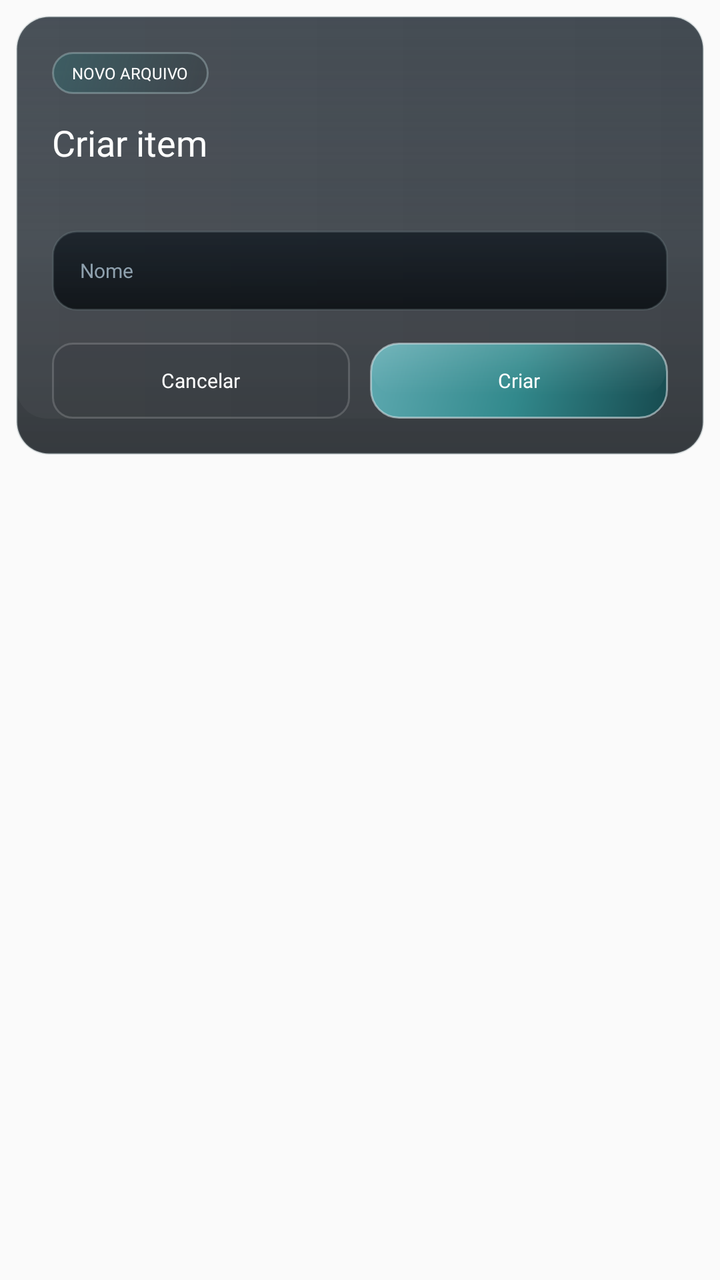
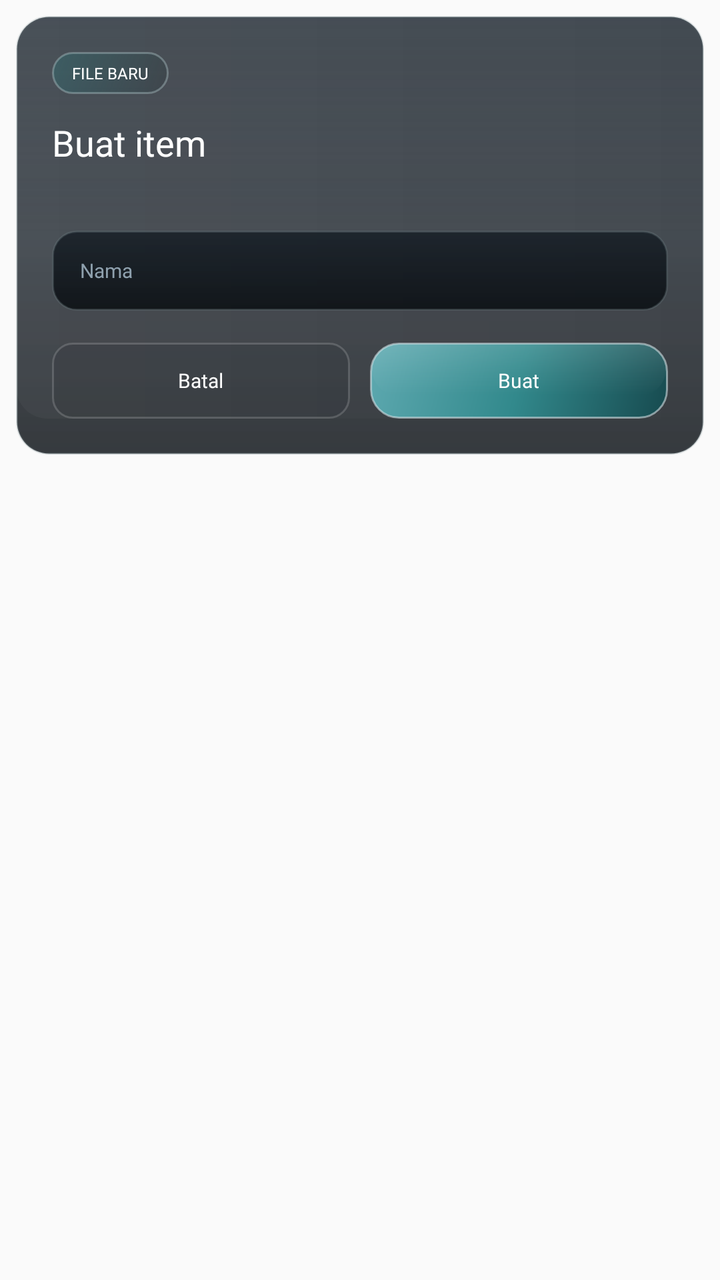

An Android layout rendered at two revisions. The XML below is the earlier revision; the diff shows what the commit changed to produce the second picture.
<!-- AndroidManifest.xml: application theme Theme.AppCompat.Light.NoActionBar.FullScreen -->
<!-- res/layout/dialog_host_file_create.xml -->
<?xml version="1.0" encoding="utf-8"?>
<FrameLayout xmlns:android="http://schemas.android.com/apk/res/android"
    android:layout_width="match_parent"
    android:layout_height="wrap_content"
    android:padding="8dp">

    <LinearLayout
        android:layout_width="match_parent"
        android:layout_height="wrap_content"
        android:background="@drawable/home_panel_surface"
        android:orientation="vertical"
        android:padding="18dp">

        <TextView
            android:id="@+id/dialog_host_create_badge"
            android:layout_width="wrap_content"
            android:layout_height="wrap_content"
            android:background="@drawable/home_news_badge"
            android:fontFamily="@font/montserrat_bold"
            android:paddingStart="10dp"
            android:paddingTop="5dp"
            android:paddingEnd="10dp"
            android:paddingBottom="5dp"
            android:text="Novo arquivo"
            android:textAllCaps="true"
            android:textColor="@android:color/white"
            android:textSize="8sp" />

        <TextView
            android:id="@+id/dialog_host_create_title"
            android:layout_width="wrap_content"
            android:layout_height="wrap_content"
            android:layout_marginTop="12dp"
            android:fontFamily="@font/montserrat_black"
            android:text="Criar item"
            android:textColor="@android:color/white"
            android:textSize="18sp" />

        <TextView
            android:id="@+id/dialog_host_create_path"
            android:layout_width="match_parent"
            android:layout_height="wrap_content"
            android:layout_marginTop="6dp"
            android:fontFamily="@font/montserrat_medium"
            android:textColor="@color/launcher_text_secondary"
            android:textSize="8.5sp" />

        <EditText
            android:id="@+id/dialog_host_create_input"
            android:layout_width="match_parent"
            android:layout_height="40dp"
            android:layout_marginTop="14dp"
            android:background="@drawable/launcher_field_surface_dark"
            android:fontFamily="@font/montserrat_bold"
            android:hint="Nome"
            android:imeOptions="actionDone|flagNoExtractUi"
            android:paddingStart="14dp"
            android:paddingEnd="14dp"
            android:singleLine="true"
            android:textColor="@android:color/white"
            android:textColorHint="@color/launcher_text_muted"
            android:textSize="10sp" />

        <LinearLayout
            android:layout_width="match_parent"
            android:layout_height="wrap_content"
            android:layout_marginTop="16dp"
            android:orientation="horizontal">

            <TextView
                android:id="@+id/dialog_host_create_cancel"
                android:layout_width="0dp"
                android:layout_height="38dp"
                android:layout_weight="1"
                android:background="@drawable/home_action_text_button"
                android:fontFamily="@font/montserrat_bold"
                android:gravity="center"
                android:text="Cancelar"
                android:textColor="@android:color/white"
                android:textSize="10sp" />

            <TextView
                android:id="@+id/dialog_host_create_save"
                android:layout_width="0dp"
                android:layout_height="38dp"
                android:layout_marginStart="10dp"
                android:layout_weight="1"
                android:background="@drawable/home_server_select_button"
                android:fontFamily="@font/montserrat_bold"
                android:gravity="center"
                android:text="Criar"
                android:textColor="@android:color/white"
                android:textSize="10sp" />
        </LinearLayout>
    </LinearLayout>

</FrameLayout>
<!-- resources referenced by this layout -->
<resources>
  <color name="launcher_text_muted">#8FA1AE</color>
  <color name="launcher_text_secondary">#D4DEE4</color>
  <!-- drawable home_action_text_button (drawable) -->
  <?xml version="1.0" encoding="utf-8"?>
  <shape xmlns:android="http://schemas.android.com/apk/res/android"
      android:shape="rectangle">
      <solid android:color="#140F141A" />
      <corners android:radius="10dp" />
      <stroke
          android:width="1dp"
          android:color="#2AFFFFFF" />
  </shape>
  <!-- drawable home_news_badge (drawable) -->
  <?xml version="1.0" encoding="utf-8"?>
  <shape xmlns:android="http://schemas.android.com/apk/res/android"
      android:shape="rectangle">
      <gradient
          android:angle="315"
          android:startColor="#6C2D6F73"
          android:endColor="#33192325" />
      <corners android:radius="10dp" />
      <stroke
          android:width="1dp"
          android:color="#5DBBD4D5" />
  </shape>
  <!-- drawable home_server_select_button (drawable) -->
  <?xml version="1.0" encoding="utf-8"?>
  <layer-list xmlns:android="http://schemas.android.com/apk/res/android">
      <item android:top="2dp">
          <shape android:shape="rectangle">
              <solid android:color="#50101920" />
              <corners android:radius="14dp" />
          </shape>
      </item>
      <item>
          <shape android:shape="rectangle">
              <gradient
                  android:angle="315"
                  android:startColor="#5EA9B0"
                  android:centerColor="@color/launcher_accent_teal"
                  android:endColor="@color/launcher_accent_teal_dark" />
              <corners android:radius="14dp" />
              <stroke
                  android:width="1dp"
                  android:color="#92DAE8EC" />
          </shape>
      </item>
      <item
          android:left="1dp"
          android:top="1dp"
          android:right="1dp"
          android:bottom="12dp">
          <shape android:shape="rectangle">
              <gradient
                  android:angle="270"
                  android:startColor="#24EFFFFF"
                  android:centerColor="#10FFFFFF"
                  android:endColor="#00FFFFFF" />
              <corners android:radius="13dp" />
          </shape>
      </item>
  </layer-list>
  <!-- drawable launcher_field_surface_dark (drawable) -->
  <?xml version="1.0" encoding="utf-8"?>
  <shape xmlns:android="http://schemas.android.com/apk/res/android"
      android:shape="rectangle">
      <gradient
          android:angle="270"
          android:startColor="#C9121A22"
          android:endColor="#D2070B0F" />
      <corners android:radius="12dp" />
      <stroke
          android:width="1dp"
          android:color="@color/launcher_border_soft" />
  </shape>
  <style name="Theme.AppCompat.Light.NoActionBar.FullScreen" parent="@style/Theme.AppCompat.Light.NoActionBar">
          <item name="android:windowNoTitle">true</item>
          <item name="android:windowActionBar">false</item>
          <item name="android:windowFullscreen">true</item>
          <item name="android:windowContentOverlay">@null</item>
          <item name="android:windowLayoutInDisplayCutoutMode">shortEdges</item>
      </style>
  <color name="launcher_panel_top">#E71B242D</color>
  <color name="launcher_panel_bottom">#D00A0F14</color>
  <color name="launcher_border_soft">#42798A91</color>
  <color name="launcher_accent_teal">#32898C</color>
  <color name="launcher_accent_teal_dark">#174A4F</color>
  <!-- unchanged entries left out for length: 1 -->
</resources>

<!-- the commit's change to res/layout/dialog_host_file_create.xml (unified diff, before → after) -->
@@ -21,7 +21,7 @@
             android:paddingTop="5dp"
             android:paddingEnd="10dp"
             android:paddingBottom="5dp"
-            android:text="Novo arquivo"
+            android:text="File baru"
             android:textAllCaps="true"
             android:textColor="@android:color/white"
             android:textSize="8sp" />
@@ -32,7 +32,7 @@
             android:layout_height="wrap_content"
             android:layout_marginTop="12dp"
             android:fontFamily="@font/montserrat_black"
-            android:text="Criar item"
+            android:text="Buat item"
             android:textColor="@android:color/white"
             android:textSize="18sp" />
 
@@ -52,7 +52,7 @@
             android:layout_marginTop="14dp"
             android:background="@drawable/launcher_field_surface_dark"
             android:fontFamily="@font/montserrat_bold"
-            android:hint="Nome"
+            android:hint="Nama"
             android:imeOptions="actionDone|flagNoExtractUi"
             android:paddingStart="14dp"
             android:paddingEnd="14dp"
@@ -75,7 +75,7 @@
                 android:background="@drawable/home_action_text_button"
                 android:fontFamily="@font/montserrat_bold"
                 android:gravity="center"
-                android:text="Cancelar"
+                android:text="Batal"
                 android:textColor="@android:color/white"
                 android:textSize="10sp" />
 
@@ -88,7 +88,7 @@
                 android:background="@drawable/home_server_select_button"
                 android:fontFamily="@font/montserrat_bold"
                 android:gravity="center"
-                android:text="Criar"
+                android:text="Buat"
                 android:textColor="@android:color/white"
                 android:textSize="10sp" />
         </LinearLayout>
